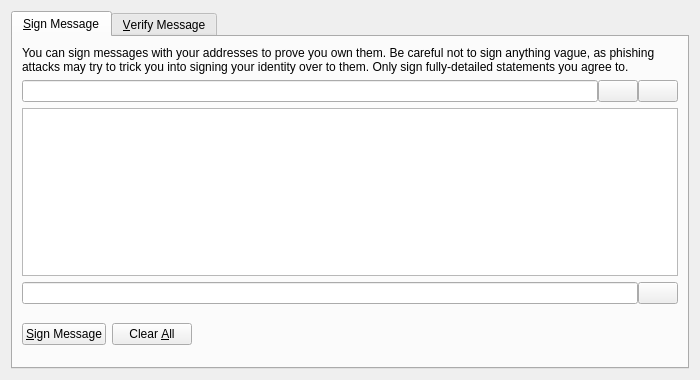
This is src/qt/forms/signverifymessagedialog.ui in PalinuroSec/FrozenBoxCoin as Qt 5 draws it before an edit. The edited form follows.
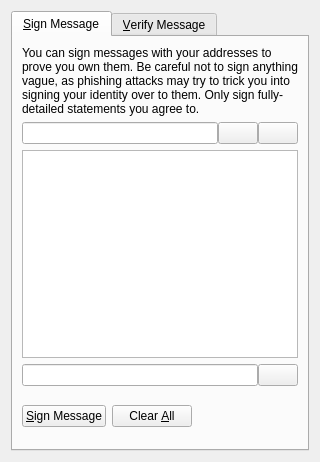
This is the edited form. Icons and pictures are not drawn. Custom widgets are drawn as their Qt base class.

Patch:
```diff
--- a/src/qt/forms/signverifymessagedialog.ui
+++ b/src/qt/forms/signverifymessagedialog.ui
@@ -2,7 +2,7 @@
 <ui version="4.0">
  <class>SignVerifyMessageDialog</class>
  <widget class="QDialog" name="SignVerifyMessageDialog">
-  <property name="geometry">
+  <property name="FBCmetry">
    <rect>
     <x>0</x>
     <y>0</y>
```
